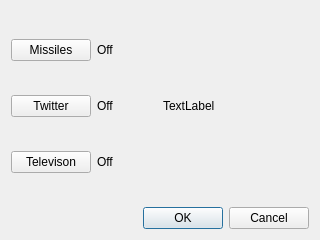
Before: the Qt Designer form ui_gpio.ui in kellyjf/powerbox, drawn with Qt 5.
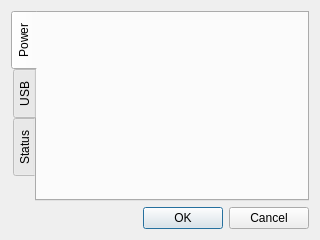
After: the same form once the commit is applied.

Commit message: Expanding buttons

```diff
--- a/ui_gpio.ui
+++ b/ui_gpio.ui
@@ -10,66 +10,45 @@
     <height>240</height>
    </rect>
   </property>
+  <property name="sizePolicy">
+   <sizepolicy hsizetype="Fixed" vsizetype="Fixed">
+    <horstretch>0</horstretch>
+    <verstretch>0</verstretch>
+   </sizepolicy>
+  </property>
   <property name="windowTitle">
    <string>GPIO</string>
   </property>
-  <layout class="QVBoxLayout" name="verticalLayout">
+  <layout class="QVBoxLayout" name="horizontalLayout">
    <item>
-    <layout class="QHBoxLayout" name="horizontalLayout">
-     <item>
-      <layout class="QGridLayout" name="gridLayout">
-       <item row="0" column="0">
-        <widget class="QPushButton" name="num1Button">
-         <property name="text">
-          <string>Missiles</string>
-         </property>
-        </widget>
-       </item>
-       <item row="0" column="1">
-        <widget class="QLabel" name="num1Label">
-         <property name="text">
-          <string>Off</string>
-         </property>
-        </widget>
-       </item>
-       <item row="1" column="0">
-        <widget class="QPushButton" name="num2Button">
-         <property name="text">
-          <string>Twitter</string>
-         </property>
-        </widget>
-       </item>
-       <item row="1" column="1">
-        <widget class="QLabel" name="num2Label">
-         <property name="text">
-          <string>Off</string>
-         </property>
-        </widget>
-       </item>
-       <item row="2" column="0">
-        <widget class="QPushButton" name="num3Button">
-         <property name="text">
-          <string>Televison</string>
-         </property>
-        </widget>
-       </item>
-       <item row="2" column="1">
-        <widget class="QLabel" name="num3Label">
-         <property name="text">
-          <string>Off</string>
-         </property>
-        </widget>
+    <widget class="QTabWidget" name="mainTab">
+     <property name="tabPosition">
+      <enum>QTabWidget::West</enum>
+     </property>
+     <property name="currentIndex">
+      <number>0</number>
+     </property>
+     <widget class="QWidget" name="powerPage">
+      <attribute name="title">
+       <string>Power</string>
+      </attribute>
+      <layout class="QHBoxLayout" name="horizontalLayout_2">
+       <item>
+        <layout class="QGridLayout" name="powerGrid"/>
        </item>
       </layout>
-     </item>
-     <item>
-      <widget class="QLabel" name="imageLabel">
-       <property name="text">
-        <string>TextLabel</string>
-       </property>
-      </widget>
-     </item>
-    </layout>
+     </widget>
+     <widget class="QWidget" name="usbPage">
+      <attribute name="title">
+       <string>USB</string>
+      </attribute>
+     </widget>
+     <widget class="QWidget" name="statusPage">
+      <attribute name="title">
+       <string>Status</string>
+      </attribute>
+     </widget>
+    </widget>
    </item>
    <item>
     <widget class="QDialogButtonBox" name="buttonBox">
```
The commit also changes 1 other file.
